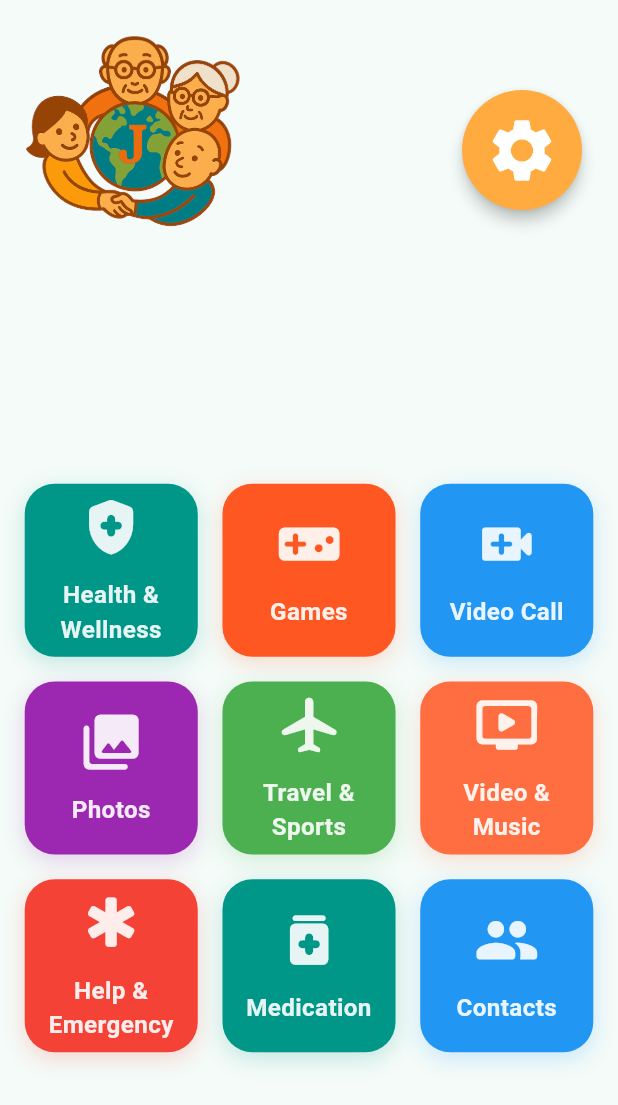
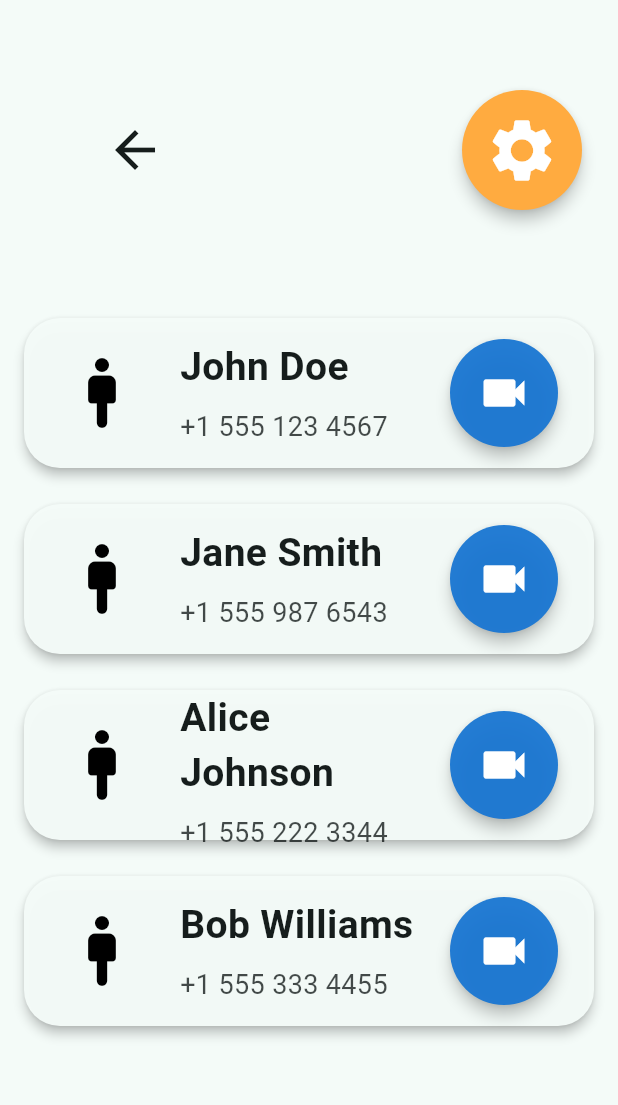
Before and after one commit to evergreen-collab/Project-Evergreen, a Flutter app: the screen it shows after launch, after a tap on "Video Call", on a phone screen of 412 x 824 dp. Shown: the top 1105 px of the screen. Run offline on Flutter 3.47's test engine with Material 3 defaults, Android fonts, the phone set to English and light mode, and no system bars; our stand-ins replace flutter_contacts; missing offline and left inert: color_blindness.

Commit message:
Video Call page update
- add the videocall_page
- update the pubspec for the new dependencies
- add permission request for importing contacts from the device

```diff
--- a/lib/main.dart
+++ b/lib/main.dart
@@ -1,18 +1,20 @@
-import 'package:evergreen/pages/photos_page.dart';
 import 'package:flutter/material.dart';
 import 'package:provider/provider.dart';
 import 'package:color_blindness/color_blindness.dart';
+
 import 'pages/health_wellness_page.dart';
 import 'pages/games_page.dart';
+import 'pages/photos_page.dart';
+import 'pages/settings_page.dart';
+import 'pages/videocall_page.dart';
+import 'providers/settings_provider.dart';
 import 'widgets/joy_nest_app_bar.dart';
 import 'widgets/evergreen_grid_button.dart';
-import 'pages/settings_page.dart';
-import 'providers/settings_provider.dart';
 
 Color getGridButtonColor(BuildContext context, Color color) {
   final settings = Provider.of<SettingsProvider>(context, listen: true);
+
   if (settings.darkMode && !settings.highContrast) {
-    // Use lighter variants for dark mode
     if (color == Colors.teal) return Colors.teal[200]!;
     if (color == Colors.deepOrange) return Colors.deepOrange[200]!;
     if (color == Colors.blue) return Colors.lightBlue[200]!;
@@ -49,7 +51,7 @@ class EvergreenApp extends StatelessWidget {
           useMaterial3: true,
         );
 
-        // Color blindness support (unchanged)
+        // Color blindness support
         if (settings.colorBlindMode) {
           baseTheme = baseTheme.copyWith(
             colorScheme: colorBlindnessColorScheme(
@@ -69,13 +71,12 @@ class EvergreenApp extends StatelessWidget {
               displayColor: Colors.white,
               decorationColor: Colors.white,
             ),
-            // Optionally, set icon color globally if needed:
             iconTheme: const IconThemeData(color: Colors.white),
           );
         } else if (settings.darkMode) {
           // Dark mode (not high contrast)
           baseTheme = baseTheme.copyWith(
-            scaffoldBackgroundColor: const Color(0xFF23272F), // dark grey
+            scaffoldBackgroundColor: const Color(0xFF23272F),
           );
         }
 
@@ -84,7 +85,11 @@ class EvergreenApp extends StatelessWidget {
           theme: baseTheme,
           home: const EvergreenHomePage(),
           debugShowCheckedModeBanner: false,
-          routes: {'/settings': (context) => const SettingsPage()},
+          routes: {
+            '/settings': (context) => const SettingsPage(),
+            '/videocall': (context) => const VideocallPage(),
+            // Add other routes as needed
+          },
         );
       },
     );
@@ -96,7 +101,6 @@ class EvergreenHomePage extends StatelessWidget {
 
   @override
   Widget build(BuildContext context) {
-    // Use MediaQuery to determine orientation and size
     final isLandscape =
         MediaQuery.of(context).orientation == Orientation.landscape;
     final padding = MediaQuery.of(context).size.shortestSide * 0.04;
@@ -140,7 +144,9 @@ class EvergreenHomePage extends StatelessWidget {
                 EvergreenGridButton(
                   icon: Icons.video_call_rounded,
                   label: 'Video Call',
-                  onTap: () {},
+                  onTap: () {
+                    Navigator.of(context).pushNamed('/videocall');
+                  },
                   color: getGridButtonColor(context, Colors.blue),
                 ),
                 EvergreenGridButton(
@@ -157,13 +163,13 @@ class EvergreenHomePage extends StatelessWidget {
                 ),
                 EvergreenGridButton(
                   icon: Icons.airplanemode_on_rounded,
-                  label: 'Travel &   Sports',
+                  label: 'Travel & Sports',
                   onTap: () {},
                   color: getGridButtonColor(context, Colors.green),
                 ),
                 EvergreenGridButton(
                   icon: Icons.ondemand_video_rounded,
-                  label: 'Video &    Music',
+                  label: 'Video & Music',
                   onTap: () {},
                   color: getGridButtonColor(context, Colors.deepOrangeAccent),
                 ),
--- /dev/null
+++ b/lib/pages/videocall_page.dart
@@ -0,0 +1,317 @@
+import 'package:flutter/material.dart';
+import 'package:flutter_contacts/flutter_contacts.dart';
+import 'package:provider/provider.dart';
+import '../widgets/joy_nest_app_bar.dart';
+import '../providers/settings_provider.dart';
+
+class VideocallPage extends StatefulWidget {
+  const VideocallPage({super.key});
+
+  @override
+  State<VideocallPage> createState() => _VideocallPageState();
+}
+
+class _VideocallPageState extends State<VideocallPage> {
+  List<Contact> _contacts = [];
+  bool _permissionDenied = false;
+  bool _loaded = false;
+
+  final List<SampleContact> _sampleContacts = [
+    SampleContact(name: 'John Doe', phone: '+1 555 123 4567'),
+    SampleContact(name: 'Jane Smith', phone: '+1 555 987 6543'),
+    SampleContact(name: 'Alice Johnson', phone: '+1 555 222 3344'),
+    SampleContact(name: 'Bob Williams', phone: '+1 555 333 4455'),
+  ];
+
+  @override
+  void initState() {
+    super.initState();
+    _fetchContacts();
+  }
+
+  Future<void> _fetchContacts() async {
+    try {
+      if (!await FlutterContacts.requestPermission()) {
+        setState(() {
+          _permissionDenied = true;
+          _loaded = true;
+        });
+        return;
+      }
+      final contacts = await FlutterContacts.getContacts(
+        withProperties: true,
+        withPhoto: true,
+      );
+      setState(() {
+        _contacts = contacts;
+        _loaded = true;
+      });
+    } catch (e) {
+      setState(() {
+        _contacts = [];
+        _loaded = true;
+      });
+    }
+  }
+
+  void _showVideoCallPopup({Contact? contact, SampleContact? sampleContact}) {
+    showDialog(
+      context: context,
+      barrierDismissible: false,
+      builder: (context) => VideoCallPopup(
+        contact: contact,
+        sampleContact: sampleContact,
+      ),
+    );
+  }
+
+  @override
+  Widget build(BuildContext context) {
+    final settings = Provider.of<SettingsProvider>(context);
+
+    // Determine icon color based on theme
+    final bool isDark = settings.darkMode || settings.highContrast;
+    final Color sampleIconColor = isDark ? Colors.white : Colors.black;
+
+    return Scaffold(
+      appBar: const JoyNestAppBar(showBackButton: true),
+      body: !_loaded
+          ? const Center(child: CircularProgressIndicator())
+          : _permissionDenied
+          ? const Center(child: Text('Contacts permission denied'))
+          : (_contacts.isEmpty
+          ? ListView.builder(
+        itemCount: _sampleContacts.length,
+        itemBuilder: (context, index) {
+          final sample = _sampleContacts[index];
+          return Padding(
+            padding: const EdgeInsets.symmetric(vertical: 12.0, horizontal: 16.0),
+            child: ContactCard(
+              avatar: Icon(
+                Icons.man_2_rounded,
+                size: 56,
+                color: sampleIconColor,
+              ),
+              name: sample.name,
+              phone: sample.phone,
+              onCall: () => _showVideoCallPopup(sampleContact: sample),
+            ),
+          );
+        },
+      )
+          : ListView.builder(
+        itemCount: _contacts.length,
+        itemBuilder: (context, index) {
+          final contact = _contacts[index];
+          Widget avatar;
+          if (contact.photoOrThumbnail != null) {
+            avatar = CircleAvatar(
+              radius: 36,
+              backgroundImage: MemoryImage(contact.photoOrThumbnail!),
+              backgroundColor: Colors.grey[700],
+            );
+          } else {
+            avatar = CircleAvatar(
+              radius: 36,
+              backgroundColor: Colors.grey,
+              child: Icon(
+                Icons.man_2_rounded,
+                size: 56,
+                color: sampleIconColor,
+              ),
+            );
+          }
+          return Padding(
+            padding: const EdgeInsets.symmetric(vertical: 12.0, horizontal: 16.0),
+            child: ContactCard(
+              avatar: avatar,
+              name: contact.displayName,
+              phone: contact.phones.isNotEmpty
+                  ? contact.phones.first.number
+                  : 'No phone number',
+              onCall: contact.phones.isNotEmpty
+                  ? () => _showVideoCallPopup(contact: contact)
+                  : null,
+            ),
+          );
+        },
+      )),
+    );
+  }
+}
+
+class ContactCard extends StatelessWidget {
+  final Widget avatar;
+  final String name;
+  final String phone;
+  final VoidCallback? onCall;
+
+  const ContactCard({
+    super.key,
+    required this.avatar,
+    required this.name,
+    required this.phone,
+    this.onCall,
+  });
+
+  @override
+  Widget build(BuildContext context) {
+    return Material(
+      elevation: 3,
+      borderRadius: BorderRadius.circular(24),
+      color: Theme.of(context).cardColor.withValues(alpha: 0.97),
+      child: Container(
+        height: 100,
+        padding: const EdgeInsets.symmetric(horizontal: 24),
+        child: Row(
+          children: [
+            avatar,
+            const SizedBox(width: 24),
+            Expanded(
+              child: Column(
+                mainAxisAlignment: MainAxisAlignment.center,
+                crossAxisAlignment: CrossAxisAlignment.start,
+                children: [
+                  Text(
+                    name,
+                    style: const TextStyle(
+                      fontSize: 26,
+                      fontWeight: FontWeight.w600,
+                    ),
+                  ),
+                  const SizedBox(height: 8),
+                  Text(
+                    phone,
+                    style: TextStyle(
+                      fontSize: 18,
+                      color: Theme.of(context).textTheme.bodySmall?.color?.withValues(alpha: 0.8),
+                    ),
+                  ),
+                ],
+              ),
+            ),
+            const SizedBox(width: 12),
+            ElevatedButton(
+              style: ElevatedButton.styleFrom(
+                backgroundColor: Colors.blue[700]?.withValues(alpha: 0.95),
+                shape: const CircleBorder(),
+                padding: const EdgeInsets.all(18),
+                elevation: 4,
+              ),
+              onPressed: onCall,
+              child: const Icon(Icons.videocam, size: 36, color: Colors.white),
+            ),
+          ],
+        ),
+      ),
+    );
+  }
+}
+
+class VideoCallPopup extends StatelessWidget {
+  final Contact? contact;
+  final SampleContact? sampleContact;
+
+  const VideoCallPopup({super.key, this.contact, this.sampleContact})
+      : assert(contact != null || sampleContact != null);
+
+  @override
+  Widget build(BuildContext context) {
+    final settings = Provider.of<SettingsProvider>(context, listen: false);
+    final bool isDark = settings.darkMode || settings.highContrast;
+    final Color sampleIconColor = isDark ? Colors.white : Colors.black;
+
+    final String displayName =
+        contact?.displayName ?? sampleContact?.name ?? '';
+    final String? phone =
+    contact?.phones.isNotEmpty == true ? contact!.phones.first.number : sampleContact?.phone;
+
+    return Dialog(
+      insetPadding: EdgeInsets.zero,
+      backgroundColor: Colors.transparent,
+      child: Container(
+        width: double.infinity,
+        height: double.infinity,
+        decoration: BoxDecoration(
+          gradient: LinearGradient(
+            begin: Alignment.topCenter,
+            end: Alignment.bottomCenter,
+            colors: [
+              Colors.black.withValues(alpha: 0.8),
+              Colors.black.withValues(alpha: 0.9),
+            ],
+          ),
+        ),
+        child: Stack(
+          children: [
+            Center(
+              child: Column(
+                mainAxisAlignment: MainAxisAlignment.center,
+                children: [
+                  if (contact?.photoOrThumbnail != null)
+                    CircleAvatar(
+                      radius: 60,
+                      backgroundImage: MemoryImage(contact!.photoOrThumbnail!),
+                      backgroundColor: Colors.grey[700],
+                    )
+                  else
+                    CircleAvatar(
+                      radius: 60,
+                      backgroundColor: Colors.grey,
+                      child: Icon(
+                        Icons.man_2_rounded,
+                        size: 60,
+                        color: sampleIconColor,
+                      ),
+                    ),
+                  const SizedBox(height: 20),
+                  Text(
+                    displayName,
+                    style: const TextStyle(
+                      color: Colors.white,
+                      fontSize: 28,
+                      fontWeight: FontWeight.bold,
+                    ),
+                  ),
+                  if (phone != null) ...[
+                    const SizedBox(height: 4),
+                    Text(
+                      phone,
+                      style: const TextStyle(
+                        color: Colors.white70,
+                        fontSize: 18,
+                      ),
+                    ),
+                  ],
+                  const SizedBox(height: 14),
+                  const Text(
+                    'Connecting...',
+                    style: TextStyle(color: Colors.white70, fontSize: 20),
+                  ),
+                ],
+              ),
+            ),
+            Positioned(
+              bottom: 60,
+              left: 0,
+              right: 0,
+              child: Center(
+                child: FloatingActionButton(
+                  backgroundColor: Colors.red,
+                  onPressed: () => Navigator.of(context).pop(),
+                  child: const Icon(Icons.call_end, size: 40),
+                ),
+              ),
+            ),
+          ],
+        ),
+      ),
+    );
+  }
+}
+
+class SampleContact {
+  final String name;
+  final String phone;
+  const SampleContact({required this.name, required this.phone});
+}
--- a/pubspec.yaml
+++ b/pubspec.yaml
@@ -36,6 +36,7 @@ dependencies:
   cupertino_icons: ^1.0.8
   provider: ^6.1.2
   color_blindness: ^0.2.0
+  flutter_contacts: ^1.1.9+2
 
 dev_dependencies:
   flutter_test:
```
Also changed, not shown: pubspec.lock, 2 other files.
